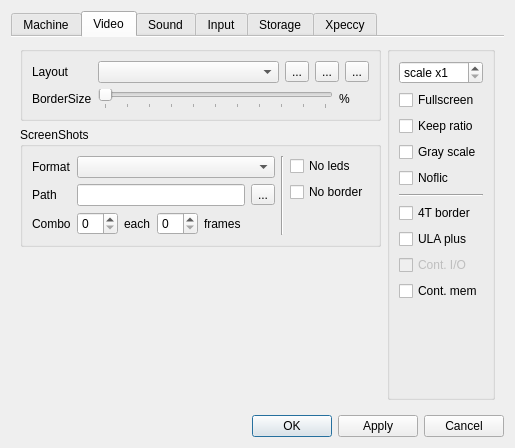
Above: ui/setupwin.ui from samstyle/Xpeccy before the change. Below: the same form after it.
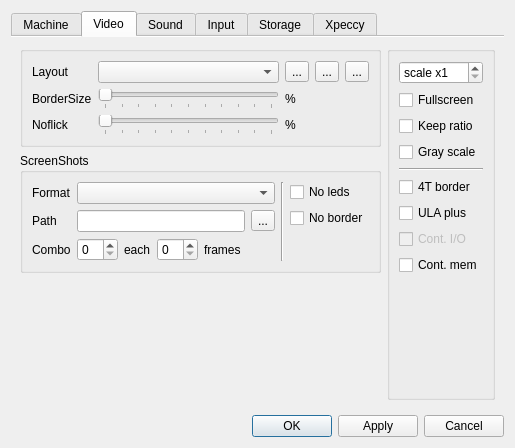
That is the form after the change. The open tabs and pages were chosen to show the change. Icons and pictures are not drawn.

Commit message: build 20170822 [+] Fix NES PPU 8x16 sprites mode [+] Fix NES PPU line rendering [+] Fix NES APU PCI channel [+] Add keys 3-7 to on/off APU channels output [+] Fix slot write without inserted cartridge (MSX) [+] Noflick level improvement

Diff of the .ui file:
```diff
--- a/ui/setupwin.ui
+++ b/ui/setupwin.ui
@@ -309,10 +309,48 @@
             <widget class="QGroupBox" name="vidViewGBox">
              <layout class="QGridLayout" name="gridLayout_2">
               <item row="1" column="1">
+               <widget class="QSlider" name="bszsld">
+                <property name="maximum">
+                 <number>100</number>
+                </property>
+                <property name="singleStep">
+                 <number>10</number>
+                </property>
+                <property name="pageStep">
+                 <number>10</number>
+                </property>
+                <property name="orientation">
+                 <enum>Qt::Horizontal</enum>
+                </property>
+                <property name="tickPosition">
+                 <enum>QSlider::TicksBelow</enum>
+                </property>
+                <property name="tickInterval">
+                 <number>10</number>
+                </property>
+               </widget>
+              </item>
+              <item row="0" column="1">
+               <widget class="QComboBox" name="geombox"/>
+              </item>
+              <item row="2" column="1">
+               <widget class="QSlider" name="sldNoflic">
+                <property name="maximum">
+                 <number>50</number>
+                </property>
+                <property name="orientation">
+                 <enum>Qt::Horizontal</enum>
+                </property>
+                <property name="tickPosition">
+                 <enum>QSlider::TicksBelow</enum>
+                </property>
+                <property name="tickInterval">
+                 <number>5</number>
+                </property>
+               </widget>
+              </item>
+              <item row="0" column="2">
                <layout class="QHBoxLayout" name="horizontalLayout_26">
-                <item>
-                 <widget class="QComboBox" name="geombox"/>
-                </item>
                 <item>
                  <widget class="QToolButton" name="layEdit">
                   <property name="text">
@@ -348,59 +386,47 @@
                 </item>
                </layout>
               </item>
+              <item row="1" column="2">
+               <widget class="QLabel" name="bszlab">
+                <property name="minimumSize">
+                 <size>
+                  <width>30</width>
+                  <height>0</height>
+                 </size>
+                </property>
+                <property name="text">
+                 <string>%</string>
+                </property>
+               </widget>
+              </item>
               <item row="2" column="0">
-               <widget class="QLabel" name="label_3">
+               <widget class="QLabel" name="label_12">
                 <property name="text">
-                 <string>BorderSize</string>
+                 <string>Noflick</string>
                 </property>
                </widget>
               </item>
-              <item row="2" column="1">
-               <layout class="QHBoxLayout" name="horizontalLayout_18">
-                <item>
-                 <widget class="QSlider" name="bszsld">
-                  <property name="maximum">
-                   <number>100</number>
-                  </property>
-                  <property name="singleStep">
-                   <number>10</number>
-                  </property>
-                  <property name="pageStep">
-                   <number>10</number>
-                  </property>
-                  <property name="orientation">
-                   <enum>Qt::Horizontal</enum>
-                  </property>
-                  <property name="tickPosition">
-                   <enum>QSlider::TicksBelow</enum>
-                  </property>
-                  <property name="tickInterval">
-                   <number>10</number>
-                  </property>
-                 </widget>
-                </item>
-                <item>
-                 <widget class="QLabel" name="bszlab">
-                  <property name="minimumSize">
-                   <size>
-                    <width>30</width>
-                    <height>0</height>
-                   </size>
-                  </property>
-                  <property name="text">
-                   <string>%</string>
-                  </property>
-                 </widget>
-                </item>
-               </layout>
+              <item row="2" column="2">
+               <widget class="QLabel" name="labNoflic">
+                <property name="text">
+                 <string>%</string>
+                </property>
+               </widget>
               </item>
-              <item row="1" column="0">
+              <item row="0" column="0">
                <widget class="QLabel" name="label_8">
                 <property name="text">
                  <string>Layout</string>
                 </property>
                </widget>
               </item>
+              <item row="1" column="0">
+               <widget class="QLabel" name="label_3">
+                <property name="text">
+                 <string>BorderSize</string>
+                </property>
+               </widget>
+              </item>
              </layout>
             </widget>
            </item>
@@ -588,13 +614,6 @@
               </property>
              </widget>
             </item>
-            <item>
-             <widget class="QCheckBox" name="noflichk">
-              <property name="text">
-               <string>Noflic</string>
-              </property>
-             </widget>
-            </item>
             <item>
              <widget class="Line" name="line">
               <property name="orientation">
```
The commit also changes 16 other files.
